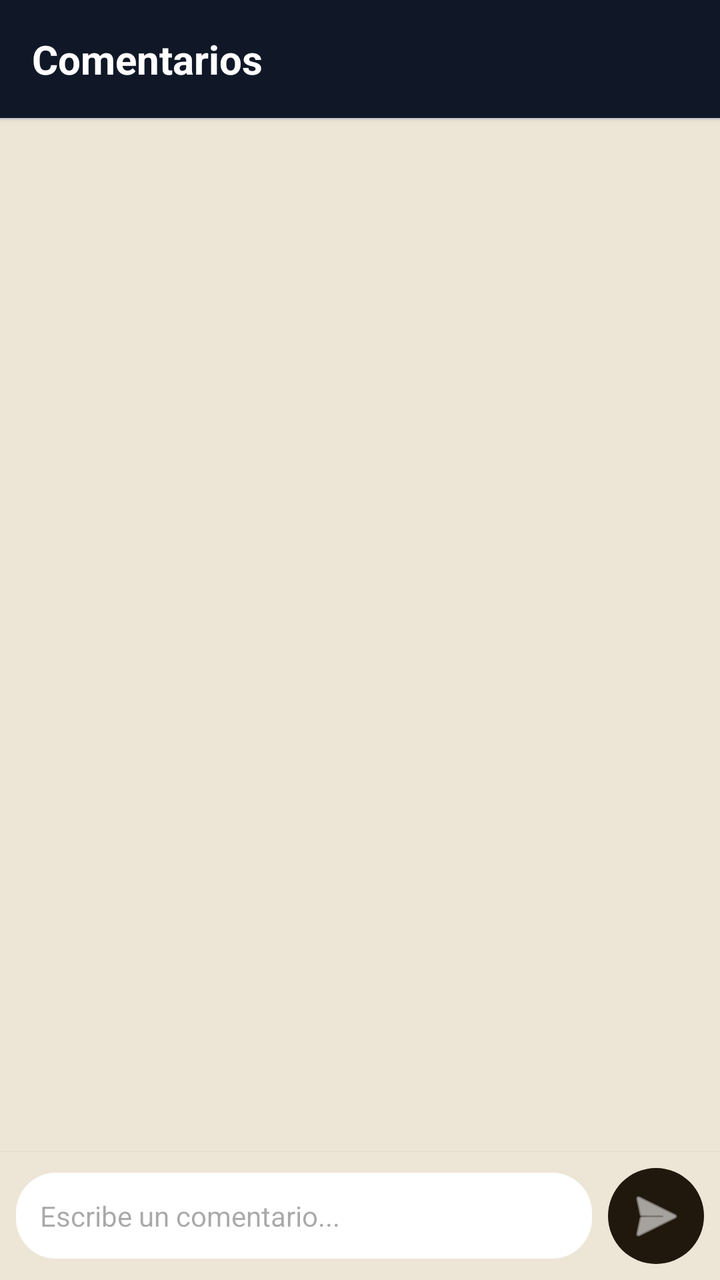
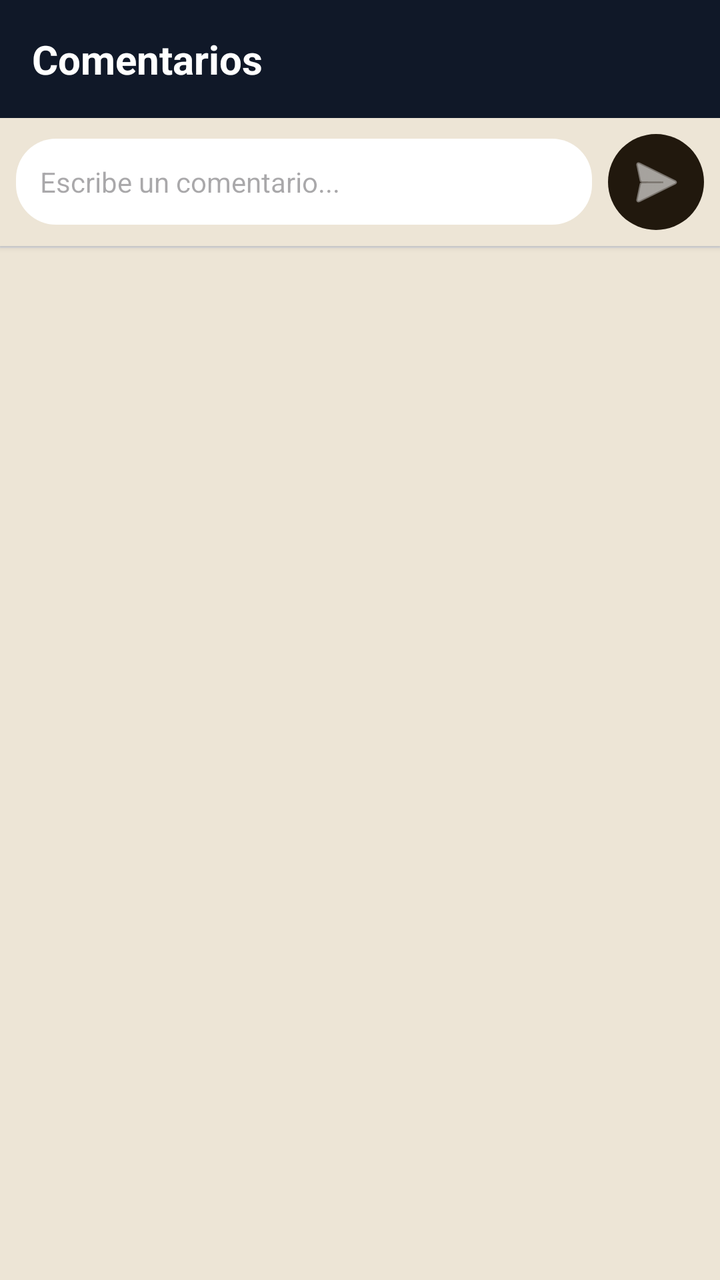

Screens rendered from an Android XML layout before and after an edit, with the pre-edit source and the edit as a unified diff.
<!-- AndroidManifest.xml: application theme Theme.RefriMancia -->
<!-- res/layout/popup_comentarios.xml -->
﻿<?xml version="1.0" encoding="utf-8"?>

<androidx.constraintlayout.widget.ConstraintLayout 
    xmlns:android="http://schemas.android.com/apk/res/android"
    xmlns:app="http://schemas.android.com/apk/res-auto"
    android:layout_width="match_parent"
    android:layout_height="match_parent"
    android:background="@color/beige">

    
    <TextView
        android:id="@+id/tv_comentarios_titulo"
        android:layout_width="0dp"
        android:layout_height="wrap_content"
        android:text="@string/popup_comments_title"
        android:textSize="20sp"
        android:textStyle="bold"
        android:textColor="@android:color/white"
        android:padding="16dp"
        android:background="@color/azul_oscuro"
        android:elevation="2dp"
        app:layout_constraintTop_toTopOf="parent"
        app:layout_constraintStart_toStartOf="parent"
        app:layout_constraintEnd_toEndOf="parent" />
    
    
    <View
        android:id="@+id/comentarios_divider"
        android:layout_width="match_parent"
        android:layout_height="1dp"
        android:background="#DDDDDD"
        app:layout_constraintTop_toBottomOf="@id/tv_comentarios_titulo"/>
    
    
    <androidx.recyclerview.widget.RecyclerView
        android:id="@+id/rv_comentarios"
        android:layout_width="match_parent"
        android:layout_height="0dp"
        android:padding="8dp"
        android:clipToPadding="false"
        android:scrollbars="vertical"
        app:layout_constraintTop_toBottomOf="@id/comentarios_divider"
        app:layout_constraintBottom_toTopOf="@id/layout_escribir_comentario"/>
    
    
    <LinearLayout
        android:id="@+id/layout_escribir_comentario"
        android:layout_width="match_parent"
        android:layout_height="wrap_content"
        android:orientation="horizontal"
        android:padding="8dp"
        android:background="@color/beige"
        android:elevation="2dp"
        android:gravity="center_vertical"
        app:layout_constraintBottom_toBottomOf="parent">

        
        <EditText
            android:id="@+id/et_nuevo_comentario"
            android:layout_width="0dp"
            android:layout_weight="1"
            android:layout_height="wrap_content"
            android:hint="@string/popup_comments_hint"
            android:background="@drawable/bg_input"
            android:padding="12dp"
            android:layout_marginEnd="8dp"
            android:textSize="14sp"
            android:maxLines="3"
            android:inputType="textMultiLine|textCapSentences"
            android:scrollbars="vertical" />

        
        <ImageButton
                android:id="@+id/btn_enviar_comentario"
                android:layout_width="48dp"
                android:layout_height="48dp"
                android:background="@drawable/bg_boton_redondo"
                android:src="@android:drawable/ic_menu_send"
                android:contentDescription="@string/popup_comments_send_desc"
                app:tint="@android:color/white" />
    </LinearLayout>
    
</androidx.constraintlayout.widget.ConstraintLayout>
<!-- resources referenced by this layout -->
<resources>
  <color name="azul_oscuro">#101828</color>
  <color name="beige">#ede5d6</color>
  <!-- drawable bg_boton_redondo (drawable) -->
  <?xml version="1.0" encoding="utf-8"?>
  <shape xmlns:android="http://schemas.android.com/apk/res/android"
      android:shape="oval">
      <solid android:color="@color/marron_oscuro" />
  </shape>
  <!-- drawable bg_input (drawable) -->
  <shape xmlns:android="http://schemas.android.com/apk/res/android">
      <solid android:color="#FFFFFF"/> 
      <corners android:radius="20dp"/>
  </shape>
  <string name="popup_comments_hint">Escribe un comentario...</string>
  <string name="popup_comments_send_desc">Enviar comentario</string>
  <string name="popup_comments_title">Comentarios</string>
  <style name="Theme.RefriMancia" parent="Base.Theme.RefriMancia" />
  <color name="marron_oscuro">#21180d</color>
  <style name="Base.Theme.RefriMancia" parent="Theme.Material3.DayNight.NoActionBar">
          <item name="colorPrimary">@color/marron_oscuro</item>
          <item name="colorSecondary">@color/amarillo</item>
          
          <item name="android:statusBarColor">@color/marron_oscuro</item>
          <item name="android:windowLightStatusBar">false</item>
      </style>
  <color name="amarillo">#fdc700</color>
</resources>

<!-- the commit's change to res/layout/popup_comentarios.xml (unified diff, before → after) -->
@@ -24,25 +24,6 @@
         app:layout_constraintEnd_toEndOf="parent" />
     
     
-    <View
-        android:id="@+id/comentarios_divider"
-        android:layout_width="match_parent"
-        android:layout_height="1dp"
-        android:background="#DDDDDD"
-        app:layout_constraintTop_toBottomOf="@id/tv_comentarios_titulo"/>
-    
-    
-    <androidx.recyclerview.widget.RecyclerView
-        android:id="@+id/rv_comentarios"
-        android:layout_width="match_parent"
-        android:layout_height="0dp"
-        android:padding="8dp"
-        android:clipToPadding="false"
-        android:scrollbars="vertical"
-        app:layout_constraintTop_toBottomOf="@id/comentarios_divider"
-        app:layout_constraintBottom_toTopOf="@id/layout_escribir_comentario"/>
-    
-    
     <LinearLayout
         android:id="@+id/layout_escribir_comentario"
         android:layout_width="match_parent"
@@ -52,7 +33,7 @@
         android:background="@color/beige"
         android:elevation="2dp"
         android:gravity="center_vertical"
-        app:layout_constraintBottom_toBottomOf="parent">
+        app:layout_constraintTop_toBottomOf="@id/tv_comentarios_titulo">
 
         
         <EditText
@@ -79,5 +60,24 @@
                 android:contentDescription="@string/popup_comments_send_desc"
                 app:tint="@android:color/white" />
     </LinearLayout>
+
     
+    <View
+        android:id="@+id/comentarios_divider"
+        android:layout_width="match_parent"
+        android:layout_height="1dp"
+        android:background="#DDDDDD"
+        app:layout_constraintTop_toBottomOf="@id/layout_escribir_comentario"/>
+
+    
+    <androidx.recyclerview.widget.RecyclerView
+        android:id="@+id/rv_comentarios"
+        android:layout_width="match_parent"
+        android:layout_height="0dp"
+        android:padding="8dp"
+        android:clipToPadding="false"
+        android:scrollbars="vertical"
+        app:layout_constraintTop_toBottomOf="@id/comentarios_divider"
+        app:layout_constraintBottom_toBottomOf="parent"/>
+
 </androidx.constraintlayout.widget.ConstraintLayout>
